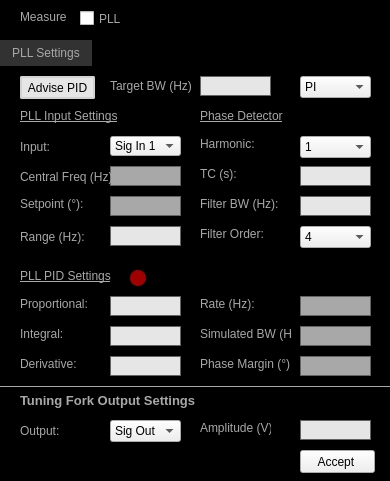
Old version of the form Scanner GUI/ApproachModule/MeasurementSettings.ui in the repository afylab/nanoSQUID-Scanning-Software.
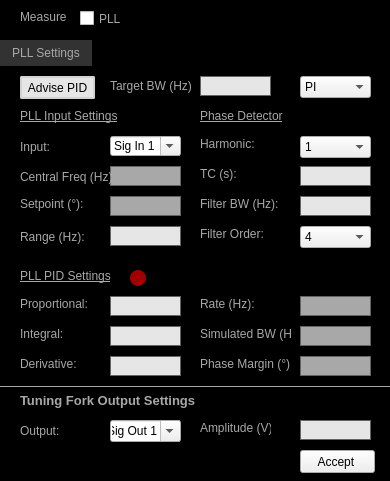
New version of the form.

```diff
--- a/Scanner GUI/ApproachModule/MeasurementSettings.ui
+++ b/Scanner GUI/ApproachModule/MeasurementSettings.ui
@@ -405,6 +405,9 @@
        <height>22</height>
       </rect>
      </property>
+     <property name="editable">
+      <bool>true</bool>
+     </property>
      <property name="currentIndex">
       <number>0</number>
      </property>
@@ -594,6 +597,9 @@
        <height>20</height>
       </rect>
      </property>
+     <property name="editable">
+      <bool>true</bool>
+     </property>
      <property name="currentIndex">
       <number>0</number>
      </property>
```
